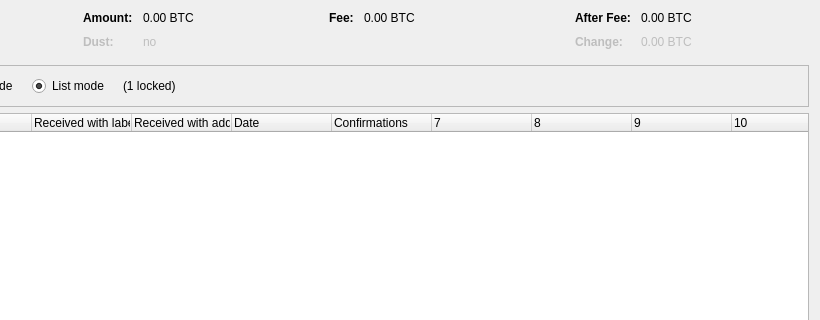
Before: the Qt Designer form src/qt/forms/coincontroldialog.ui in CoinBitCore/test-coinbit, drawn with Qt 5; both pictures show x 180 to 1000 and y 0 to 320 of the 1000 by 500 pixel window.
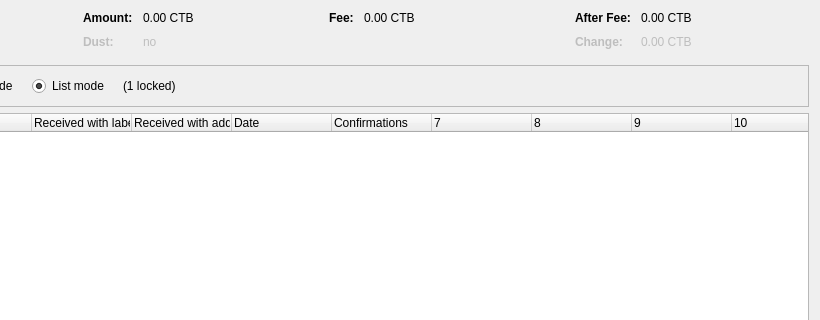
After: the same form once the commit is applied. Custom widgets are drawn as their Qt base class.

Patch:
```diff
--- a/src/qt/forms/coincontroldialog.ui
+++ b/src/qt/forms/coincontroldialog.ui
@@ -132,7 +132,7 @@
           <enum>Qt::ActionsContextMenu</enum>
          </property>
          <property name="text">
-          <string notr="true">0.00 BTC</string>
+          <string notr="true">0.00 CTB</string>
          </property>
          <property name="textInteractionFlags">
           <set>Qt::LinksAccessibleByMouse|Qt::TextSelectableByKeyboard|Qt::TextSelectableByMouse</set>
@@ -212,7 +212,7 @@
           <enum>Qt::ActionsContextMenu</enum>
          </property>
          <property name="text">
-          <string notr="true">0.00 BTC</string>
+          <string notr="true">0.00 CTB</string>
          </property>
          <property name="textInteractionFlags">
           <set>Qt::LinksAccessibleByMouse|Qt::TextSelectableByKeyboard|Qt::TextSelectableByMouse</set>
@@ -257,7 +257,7 @@
           <enum>Qt::ActionsContextMenu</enum>
          </property>
          <property name="text">
-          <string notr="true">0.00 BTC</string>
+          <string notr="true">0.00 CTB</string>
          </property>
          <property name="textInteractionFlags">
           <set>Qt::LinksAccessibleByMouse|Qt::TextSelectableByKeyboard|Qt::TextSelectableByMouse</set>
@@ -292,7 +292,7 @@
           <enum>Qt::ActionsContextMenu</enum>
          </property>
          <property name="text">
-          <string notr="true">0.00 BTC</string>
+          <string notr="true">0.00 CTB</string>
          </property>
          <property name="textInteractionFlags">
           <set>Qt::LinksAccessibleByMouse|Qt::TextSelectableByKeyboard|Qt::TextSelectableByMouse</set>
```
